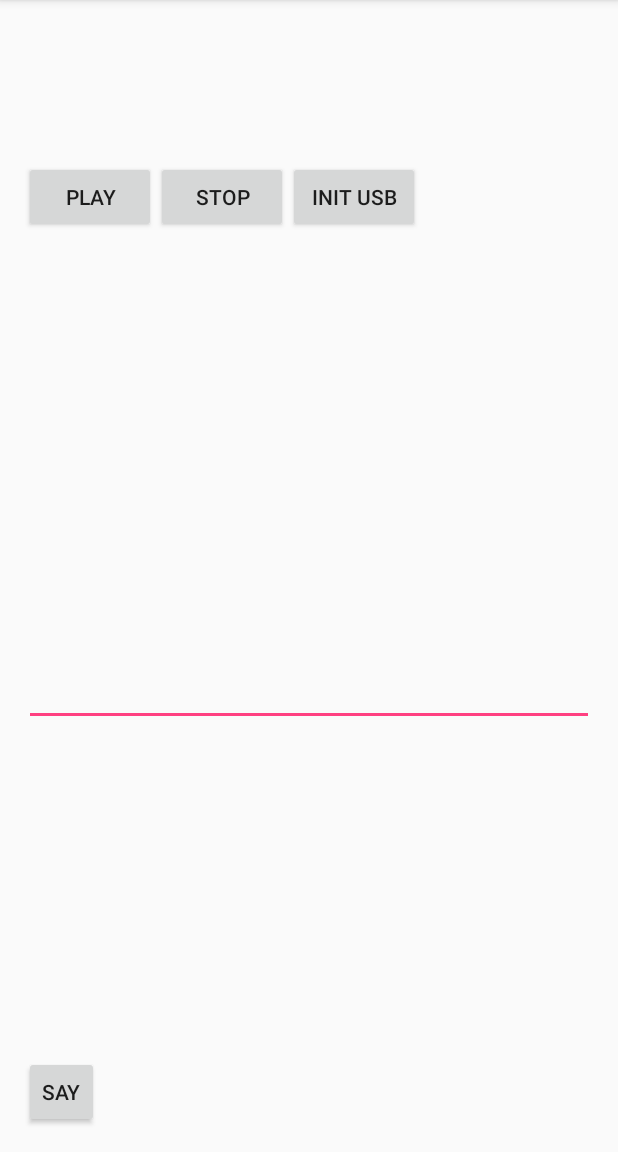
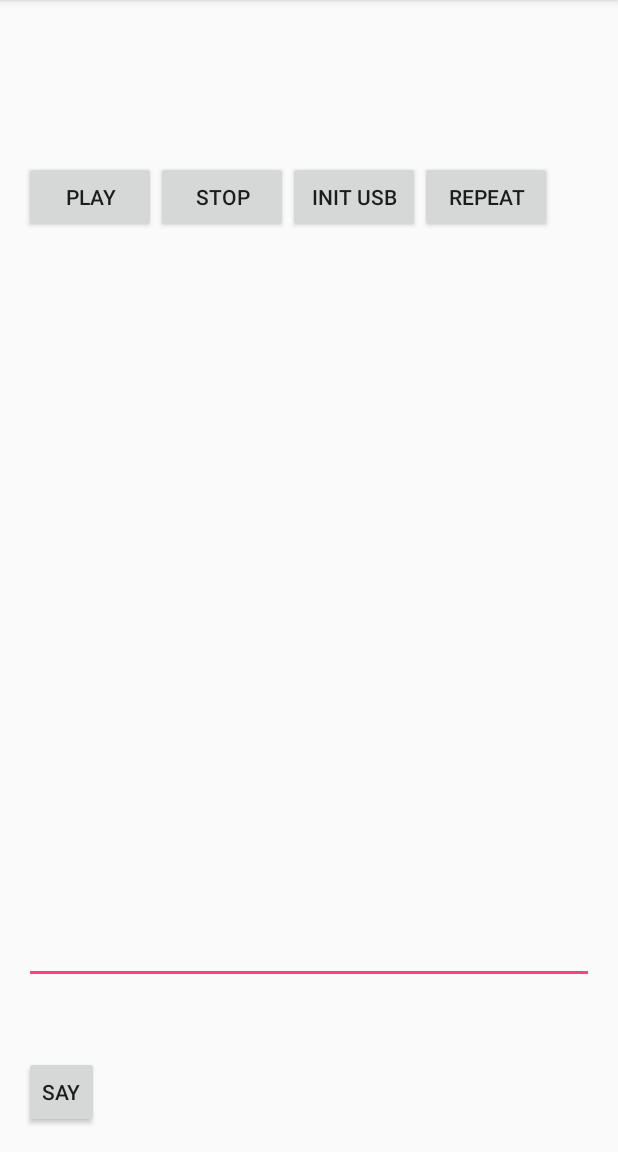
Before and after one commit to sani4xl/questpark, an Android app: the screen it shows after launch (MainActivity), on a phone screen of 412 x 824 dp, the part 84-1236 px from its top. Run offline under Robolectric (Android 15) with nearby library versions, the phone set to English and light mode, and no system bars.

Commit message:
no message

```diff
--- a/cobra/ArduinoUSB/app/src/main/java/com/questpark/helloworld/MainActivity.java
+++ b/cobra/ArduinoUSB/app/src/main/java/com/questpark/helloworld/MainActivity.java
@@ -11,6 +11,7 @@ import com.felhr.usbserial.UsbSerialInterface;
 
 import java.io.UnsupportedEncodingException;
 import java.util.ArrayList;
+import java.util.Collections;
 import java.util.HashMap;
 import java.util.Map;
 import android.app.Activity;
@@ -37,6 +38,7 @@ public class MainActivity extends AppCompatActivity {
     UsbDeviceConnection connection;
     EditText mytext;
     boolean truthIsPlaying;
+    boolean repeatAfterTruth;
     //int [] tracks;
     ArrayList<Integer> tracks;
     int currentTrack = 0;
@@ -48,6 +50,7 @@ public class MainActivity extends AppCompatActivity {
         setContentView(R.layout.activity_main);
         initializeViews();
         truthIsPlaying = false;
+        repeatAfterTruth = true;
         mytext = (EditText) findViewById(R.id.mytext);
         tracks = new ArrayList<Integer>();//new int[3];
         tracks.add(0, R.raw.anekdot);
@@ -81,6 +84,8 @@ public class MainActivity extends AppCompatActivity {
         tracks.add(28, R.raw.trupi);
         tracks.add(29, R.raw.utug);
         tracks.add(30, R.raw.zhdet);
+
+        Collections.shuffle(tracks);
 
 
         usbManager = (UsbManager) getSystemService(this.USB_SERVICE);
@@ -279,7 +284,7 @@ public class MainActivity extends AppCompatActivity {
                 truthIsPlaying = false;
                 stopMusic();
 
-                /*
+                if(repeatAfterTruth) {
                     playTimer = new CountDownTimer(60000, 1000) {
                         public void onFinish() {
                             // When timer is finished
@@ -292,7 +297,7 @@ public class MainActivity extends AppCompatActivity {
                             // millisUntilFinished    The amount of time until finished.
                         }
                     }.start();
-                */
+                }
             }
         });
         mediaPlayer.start();
@@ -301,6 +306,10 @@ public class MainActivity extends AppCompatActivity {
 
     public void stop(View view) {
         stopMusic();
+    }
+
+    public void switchRepeat(View view) {
+        repeatAfterTruth = !repeatAfterTruth;
     }
 
     protected void stopMusic(){
--- a/cobra/ArduinoUSB/app/src/main/res/layout/activity_main.xml
+++ b/cobra/ArduinoUSB/app/src/main/res/layout/activity_main.xml
@@ -33,12 +33,13 @@
         android:layout_width="wrap_content"
         android:layout_height="wrap_content"
         android:id="@+id/mytext"
-        android:layout_centerVertical="true"
+        android:height="150dp"
+        android:layout_above="@+id/sayBtn"
         android:layout_alignParentLeft="true"
         android:layout_alignParentStart="true"
+        android:layout_marginBottom="48dp"
         android:layout_alignParentRight="true"
-        android:layout_alignParentEnd="true"
-        android:height="200dp" />
+        android:layout_alignParentEnd="true" />
 
     <Button
         android:layout_width="wrap_content"
@@ -61,4 +62,14 @@
         android:layout_alignParentStart="true"
         android:onClick="playPass" />
 
+    <Button
+        android:layout_width="wrap_content"
+        android:layout_height="wrap_content"
+        android:text="repeat"
+        android:id="@+id/repeat_btn"
+        android:layout_alignTop="@+id/usbButton"
+        android:layout_toRightOf="@+id/usbButton"
+        android:layout_toEndOf="@+id/usbButton"
+        android:onClick="switchRepeat" />
+
 </RelativeLayout>
--- a/cobra/ArduinoUSB/build.gradle
+++ b/cobra/ArduinoUSB/build.gradle
@@ -5,7 +5,7 @@ buildscript {
         jcenter()
     }
     dependencies {
-        classpath 'com.android.tools.build:gradle:1.5.0'
+        classpath 'com.android.tools.build:gradle:2.1.2'
 
         // NOTE: Do not place your application dependencies here; they belong
         // in the individual module build.gradle files
```
Also changed, not shown: cobra/ArduinoUSB/gradle/wrapper/gradle-wrapper.properties, 1 other file. Lines whose indentation alone changed are shown as unchanged.
